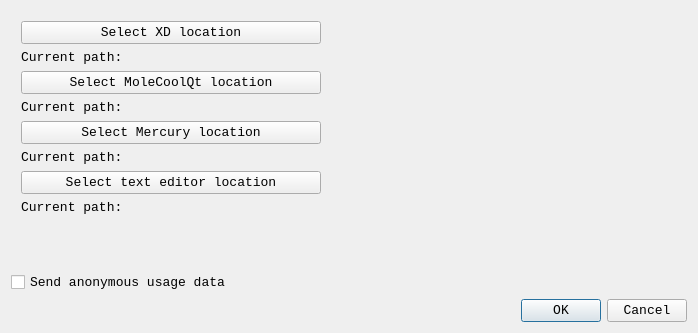
This is pref.ui in mcrav/XDToolkit as Qt 5 draws it before an edit. The edited form follows.
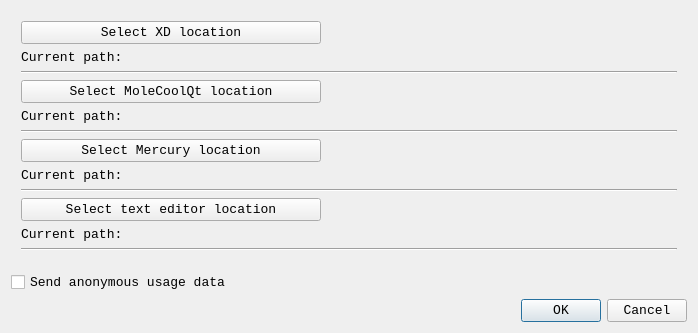
This is the edited form. Icons and pictures are not drawn.

What changed in the file:
```diff
--- a/pref.ui
+++ b/pref.ui
@@ -61,6 +61,13 @@
        </property>
       </widget>
      </item>
+     <item>
+      <widget class="Line" name="line">
+       <property name="orientation">
+        <enum>Qt::Horizontal</enum>
+       </property>
+      </widget>
+     </item>
      <item>
       <widget class="QPushButton" name="chooseMoleCoolPath">
        <property name="maximumSize">
@@ -81,6 +88,13 @@
        </property>
       </widget>
      </item>
+     <item>
+      <widget class="Line" name="line_2">
+       <property name="orientation">
+        <enum>Qt::Horizontal</enum>
+       </property>
+      </widget>
+     </item>
      <item>
       <widget class="QPushButton" name="chooseMercPathBut">
        <property name="maximumSize">
@@ -101,6 +115,13 @@
        </property>
       </widget>
      </item>
+     <item>
+      <widget class="Line" name="line_3">
+       <property name="orientation">
+        <enum>Qt::Horizontal</enum>
+       </property>
+      </widget>
+     </item>
      <item>
       <widget class="QPushButton" name="chooseTextPathBut">
        <property name="maximumSize">
@@ -121,6 +142,13 @@
        </property>
       </widget>
      </item>
+     <item>
+      <widget class="Line" name="line_4">
+       <property name="orientation">
+        <enum>Qt::Horizontal</enum>
+       </property>
+      </widget>
+     </item>
      <item>
       <spacer name="verticalSpacer_2">
        <property name="orientation">
```
